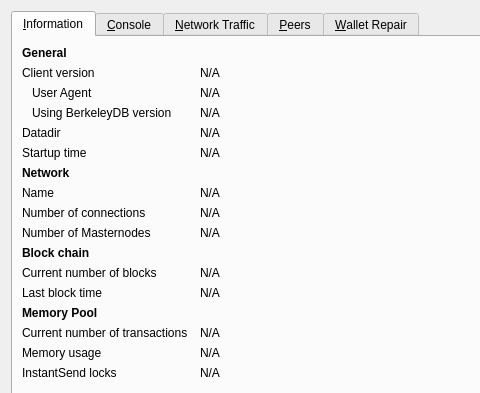
Old version of the form src/qt/forms/debugwindow.ui in the repository HTHcoin/helpthehomelesscoin; both pictures show x 0 to 480 and y 0 to 393 of the 769 by 485 pixel window.
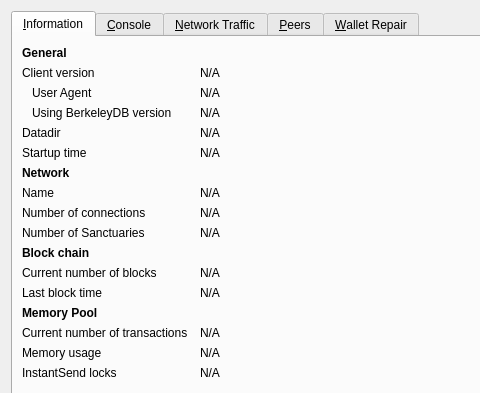
New version of the form. Icons and pictures are not drawn. Custom widgets are drawn as their Qt base class.

Diff of the .ui file:
```diff
--- a/src/qt/forms/debugwindow.ui
+++ b/src/qt/forms/debugwindow.ui
@@ -226,7 +226,7 @@
        <item row="9" column="0">
         <widget class="QLabel" name="masternodeCountLabel">
          <property name="text">
-          <string>Number of Masternodes</string>
+          <string>Number of Sanctuaries</string>
          </property>
         </widget>
        </item>
```
Left out of the diff: 4 changed lines with no effect on the pictures.
